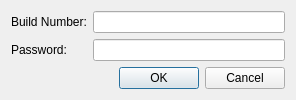
The window that client/libclient/src/ui/dialogs/build_number_dialog.ui (networkoptix/nx_open) describes before a commit, drawn with Qt 5.
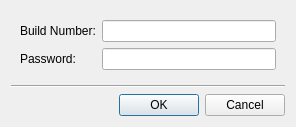
The same window after the commit.

Commit message:
VMS-2217: Fixed separator lines in many dialogs
<==== Mercurial data ====>
Branch: dev_3.0.0_gui

What changed in the file:
```diff
--- a/client/libclient/src/ui/dialogs/build_number_dialog.ui
+++ b/client/libclient/src/ui/dialogs/build_number_dialog.ui
@@ -7,14 +7,21 @@
     <x>0</x>
     <y>0</y>
     <width>296</width>
-    <height>95</height>
+    <height>126</height>
    </rect>
   </property>
+  <property name="sizePolicy">
+   <sizepolicy hsizetype="Preferred" vsizetype="Preferred">
+    <horstretch>0</horstretch>
+    <verstretch>0</verstretch>
+   </sizepolicy>
+  </property>
   <property name="windowTitle">
    <string>Install a specific build.</string>
   </property>
   <layout class="QVBoxLayout" name="verticalLayout">
    <item>
+    <widget class="QWidget" name="widget" native="true">
     <layout class="QFormLayout" name="formLayout">
      <item row="0" column="0">
       <widget class="QLabel" name="buildNumberLabel">
@@ -44,6 +51,27 @@
       <widget class="QLineEdit" name="passwordEdit"/>
      </item>
     </layout>
+    </widget>
+   </item>
+   <item>
+    <spacer name="verticalSpacer">
+     <property name="orientation">
+      <enum>Qt::Vertical</enum>
+     </property>
+     <property name="sizeHint" stdset="0">
+      <size>
+       <width>20</width>
+       <height>40</height>
+      </size>
+     </property>
+    </spacer>
+   </item>
+   <item>
+    <widget class="Line" name="line">
+     <property name="orientation">
+      <enum>Qt::Horizontal</enum>
+     </property>
+    </widget>
    </item>
    <item>
     <widget class="QDialogButtonBox" name="buttonBox">
```
Left out of the diff: 2 changed lines with no effect on the pictures. Lines whose indentation alone changed are shown as unchanged. The commit also changes 30 other files.
